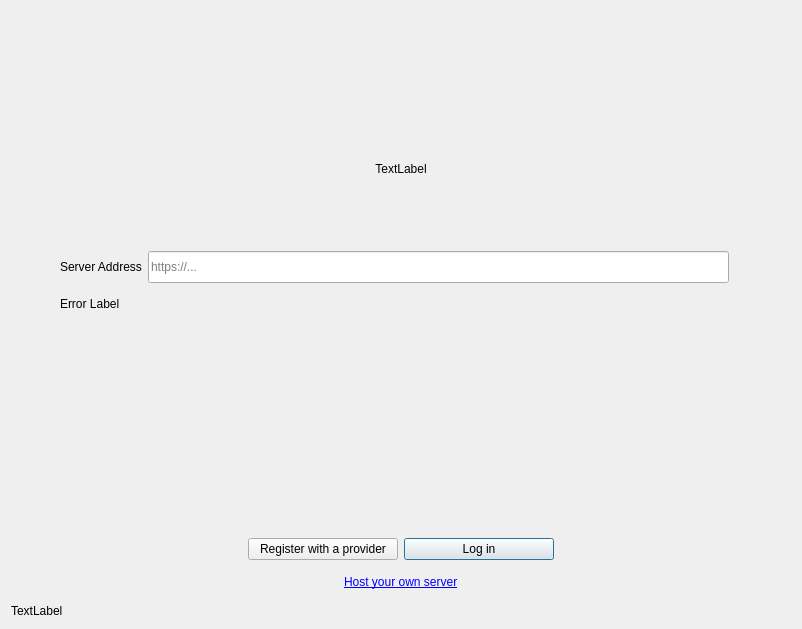
Above: src/gui/wizard/owncloudsetupnocredspage.ui from nextcloud/desktop before the change. Below: the same form after it.
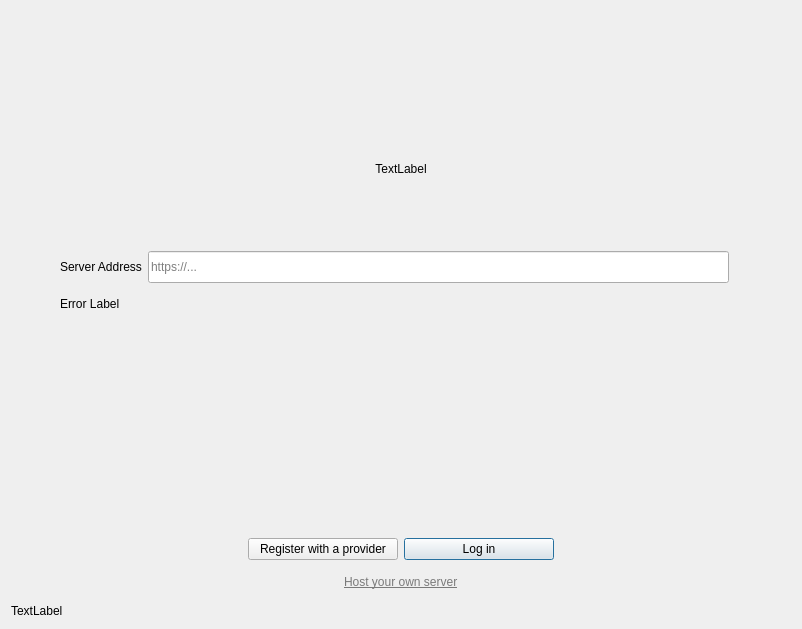
That is the form after the change. Icons and pictures are not drawn. Custom widgets are drawn as their Qt base class.

Commit message: (Maybe) finished implementation of themed wizard buttons and accessibility refinements and thus implementation of helper fct. to retrieve themed QIcons.

What changed in the file:
```diff
--- a/src/gui/wizard/owncloudsetupnocredspage.ui
+++ b/src/gui/wizard/owncloudsetupnocredspage.ui
@@ -76,7 +76,7 @@
        </property>
        <property name="maximumSize">
         <size>
-         <width>80</width>
+         <width>40</width>
          <height>16777215</height>
         </size>
        </property>
@@ -113,7 +113,7 @@
        </property>
        <property name="maximumSize">
         <size>
-         <width>80</width>
+         <width>40</width>
          <height>16777215</height>
         </size>
        </property>
@@ -425,7 +425,7 @@
         <item>
          <widget class="QLabel" name="installLink">
           <property name="text">
-           <string>&lt;a href=&quot;https://docs.nextcloud.com/server/15/admin_manual/installation/index.html#installation&quot;&gt;&lt;span style=&quot; text-decoration: underline; color:#0000ff;&quot;&gt;Host your own server&lt;/span&gt;&lt;/a&gt;</string>
+           <string>&lt;a href=&quot;https://docs.nextcloud.com/server/15/admin_manual/installation/index.html#installation&quot;&gt;&lt;span style=&quot; text-decoration: underline; color:#7a7a7a;&quot;&gt;Host your own server&lt;/span&gt;&lt;/a&gt;</string>
           </property>
           <property name="openExternalLinks">
            <bool>true</bool>
```
Left out of the diff: 11 changed lines with no effect on the pictures. The commit also changes 3 other files.
